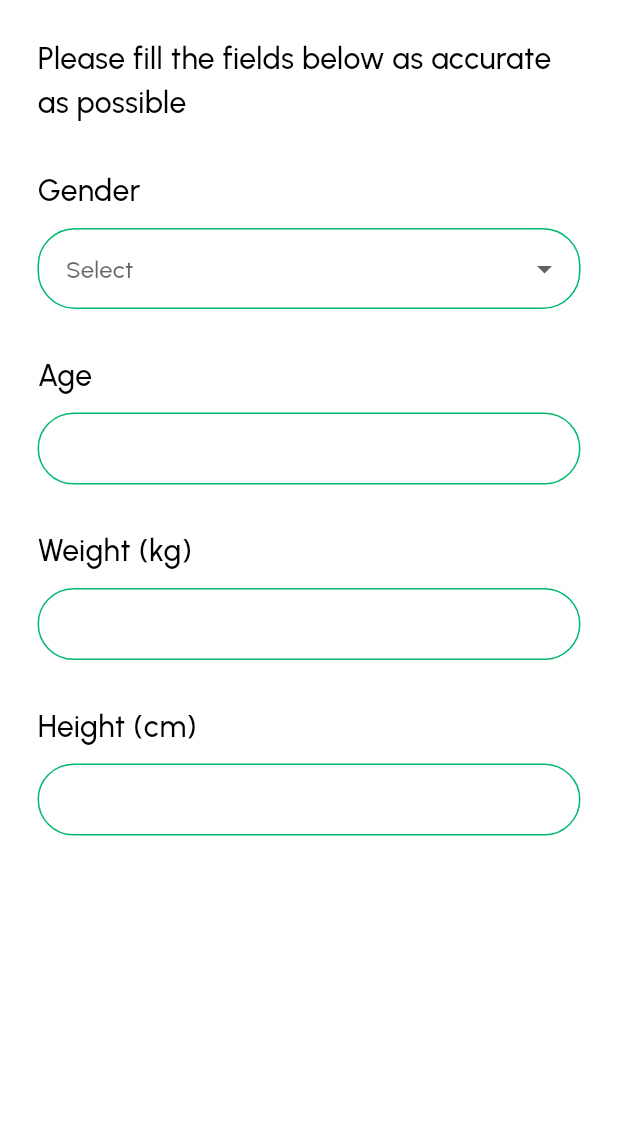
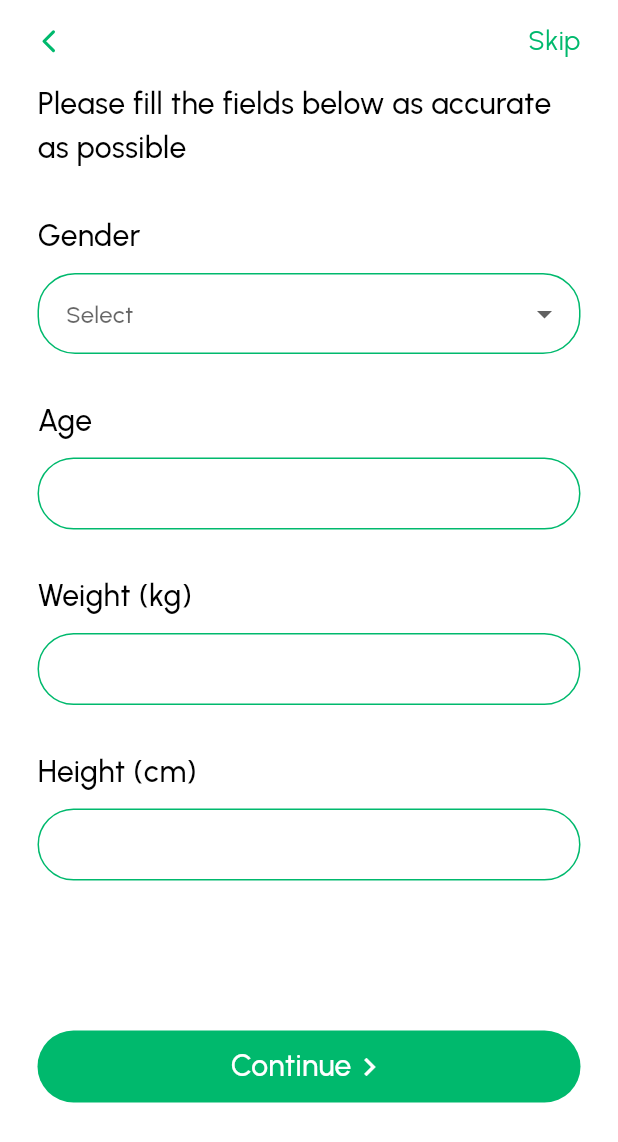
Before and after one commit to samrasugu/nutrimate, a Flutter app: the screen it shows after launch, on a phone screen of 412 x 824 dp. Shown: the top 1142 px of the screen. Run offline on Flutter 3.47's test engine with Material 3 defaults, Android fonts, the phone set to English and light mode, and no system bars; our stand-ins replace flutter_svg, smooth_page_indicator.

Commit message:
feat: set basic info page

```diff
--- a/lib/domain/core/value_objects/app_strings.dart
+++ b/lib/domain/core/value_objects/app_strings.dart
@@ -37,3 +37,5 @@ const String ageText = 'Age';
 const String weightText = 'Weight';
 const String heightText = 'Height';
 const String selectString = 'Select';
+const String skipText = 'Skip';
+const String continueText = 'Continue';
--- a/lib/domain/core/value_objects/asset_strings.dart
+++ b/lib/domain/core/value_objects/asset_strings.dart
@@ -7,3 +7,5 @@ const String googleIconSvgPath = 'assets/icons/google_icon.svg';
 const String introScreenOneImagePath = 'assets/images/onboarding_one.png';
 const String introScreenTwoImagePath = 'assets/images/onboarding_two.png';
 const String introScreenThreeImagePath = 'assets/images/onboarding_three.png';
+
+const String backButtonSvgPath = 'assets/icons/chevron_back.svg';
--- a/lib/presentation/core/widgets/custom_app_bar.dart
+++ b/lib/presentation/core/widgets/custom_app_bar.dart
@@ -0,0 +1,53 @@
+import 'package:flutter/material.dart';
+import 'package:nutrimate/presentation/core/theme/theme.dart';
+import 'package:nutrimate/presentation/core/widgets/custom_back_button.dart';
+import 'package:nutrimate/presentation/global/text_themes.dart';
+
+class CustomAppBar extends StatelessWidget {
+  const CustomAppBar({
+    super.key,
+    this.showBackButton = false,
+    this.leadingWidget,
+    this.title,
+    this.trailingWidget,
+    this.onBackButtonPressed,
+  });
+
+  final bool showBackButton;
+  final Widget? leadingWidget;
+  final String? title;
+  final Widget? trailingWidget;
+  final void Function()? onBackButtonPressed;
+
+  @override
+  Widget build(BuildContext context) {
+    return SafeArea(
+      child: Row(
+        mainAxisAlignment: MainAxisAlignment.spaceBetween,
+        children: <Widget>[
+          if (showBackButton)
+            const Padding(
+              padding:
+                  EdgeInsets.symmetric(horizontal: 20.0, vertical: 15),
+              child: CustomBackButton(),
+            )
+          else
+            leadingWidget ?? Container(),
+          Flexible(
+            child: Text(
+              title ?? '',
+              style: boldSize16Text(
+                AppColors.primaryColor,
+              ),
+              overflow: TextOverflow.ellipsis,
+            ),
+          ),
+          Padding(
+            padding: const EdgeInsets.only(right: 25.0),
+            child: trailingWidget ?? Container(),
+          ),
+        ],
+      ),
+    );
+  }
+}
--- /dev/null
+++ b/lib/presentation/core/widgets/custom_back_button.dart
@@ -0,0 +1,33 @@
+import 'package:flutter/material.dart';
+import 'package:flutter_svg/svg.dart';
+import 'package:nutrimate/domain/core/value_objects/asset_strings.dart';
+import 'package:nutrimate/presentation/core/theme/theme.dart';
+
+class CustomBackButton extends StatelessWidget {
+  const CustomBackButton({
+    super.key,
+    this.onBackButtonPressed,
+  });
+
+  final void Function()? onBackButtonPressed;
+
+  @override
+  Widget build(BuildContext context) {
+    return Material(
+      child: InkWell(
+        onTap: () {
+          onBackButtonPressed?.call();
+        },
+        child: SvgPicture.asset(
+          backButtonSvgPath,
+          height: 25,
+          width: 25,
+          colorFilter: const ColorFilter.mode(
+            AppColors.primaryColor,
+            BlendMode.srcIn,
+          ),
+        ),
+      ),
+    );
+  }
+}
--- a/lib/presentation/onboarding/complete_profile/pages/set_basic_info_page.dart
+++ b/lib/presentation/onboarding/complete_profile/pages/set_basic_info_page.dart
@@ -2,6 +2,8 @@ import 'package:flutter/material.dart';
 import 'package:nutrimate/application/core/services/utils.dart';
 import 'package:nutrimate/domain/core/value_objects/app_strings.dart';
 import 'package:nutrimate/presentation/core/theme/theme.dart';
+import 'package:nutrimate/presentation/core/widgets/custom_app_bar.dart';
+import 'package:nutrimate/presentation/core/widgets/custom_button.dart';
 import 'package:nutrimate/presentation/core/widgets/custom_select_field.dart';
 import 'package:nutrimate/presentation/core/widgets/custom_text_field.dart';
 import 'package:nutrimate/presentation/global/spaces.dart';
@@ -23,9 +25,20 @@ class _SetBasicInfoPageState extends State<SetBasicInfoPage> {
   @override
   Widget build(BuildContext context) {
     return Scaffold(
-      body: SafeArea(
-        child: Padding(
-          padding: const EdgeInsets.all(25.0),
+      appBar: PreferredSize(
+        preferredSize: const Size.fromHeight(60),
+        child: CustomAppBar(
+          showBackButton: true,
+          trailingWidget: Text(
+            skipText,
+            style: normalSize18Text(
+              AppColors.primaryColor,
+            ),
+          ),
+        ),
+      ),
+      body: Padding(
+        padding: const EdgeInsets.symmetric(horizontal: 25.0),
         child: SingleChildScrollView(
           child: Column(
             crossAxisAlignment: CrossAxisAlignment.start,
@@ -133,9 +146,32 @@ class _SetBasicInfoPageState extends State<SetBasicInfoPage> {
                 hintText: '',
                 borderColor: AppColors.primaryColor,
               ),
-                largeVerticalSizedBox,
+              size100VerticalSizedBox,
+              SizedBox(
+                height: 48,
+                width: double.infinity,
+                child: CustomButton(
+                  onPressed: (){},
+                  fillColor: AppColors.primaryColor,
+                  customBorderRadius: 25,
+                  customChild: Row(
+                    mainAxisAlignment: MainAxisAlignment.center,
+                    children: <Widget>[
+                      Text(
+                        continueText,
+                        style: mediumSize20Text(
+                          AppColors.whiteColor,
+                        ),
+                      ),
+                      const Icon(
+                        Icons.chevron_right_sharp,
+                        color: AppColors.whiteColor,
+                      ),
                     ],
                   ),
+                ),
+              ),
+            ],
           ),
         ),
       ),
```
Also changed, not shown: assets/icons/chevron_back.svg (added). Lines whose indentation alone changed are shown as unchanged.
